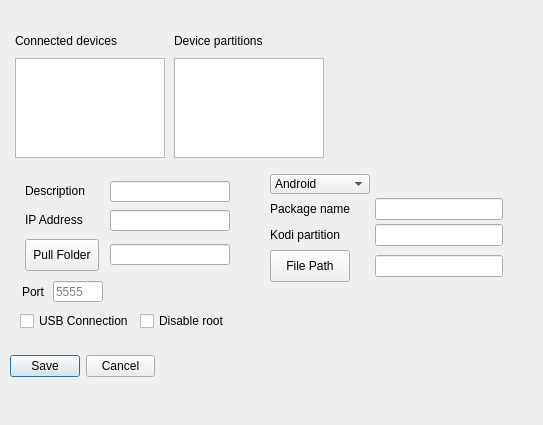
Eliminater74/adblink, file preferencesdialog.ui: the form before one commit.
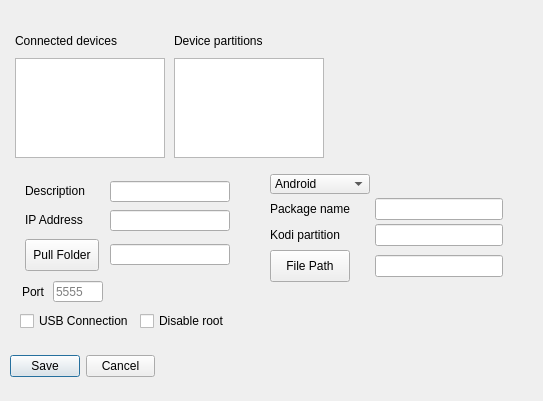
The form after the commit.

```diff
--- a/preferencesdialog.ui
+++ b/preferencesdialog.ui
@@ -7,7 +7,7 @@
     <x>0</x>
     <y>0</y>
     <width>543</width>
-    <height>425</height>
+    <height>401</height>
    </rect>
   </property>
   <property name="windowTitle">
@@ -251,7 +251,7 @@
     </item>
    </layout>
   </widget>
-  <widget class="QWidget" name="">
+  <widget class="QWidget" name="layoutWidget">
    <property name="geometry">
     <rect>
      <x>20</x>
@@ -304,7 +304,7 @@
     </item>
    </layout>
   </widget>
-  <widget class="QWidget" name="">
+  <widget class="QWidget" name="layoutWidget">
    <property name="geometry">
     <rect>
      <x>20</x>
@@ -342,7 +342,7 @@
     </item>
    </layout>
   </widget>
-  <widget class="QWidget" name="">
+  <widget class="QWidget" name="layoutWidget">
    <property name="geometry">
     <rect>
      <x>20</x>
@@ -492,7 +492,7 @@
     </item>
    </layout>
   </widget>
-  <widget class="QWidget" name="">
+  <widget class="QWidget" name="layoutWidget">
    <property name="geometry">
     <rect>
      <x>270</x>
```
Left out of the diff: 6 changed lines with no effect on the pictures.
